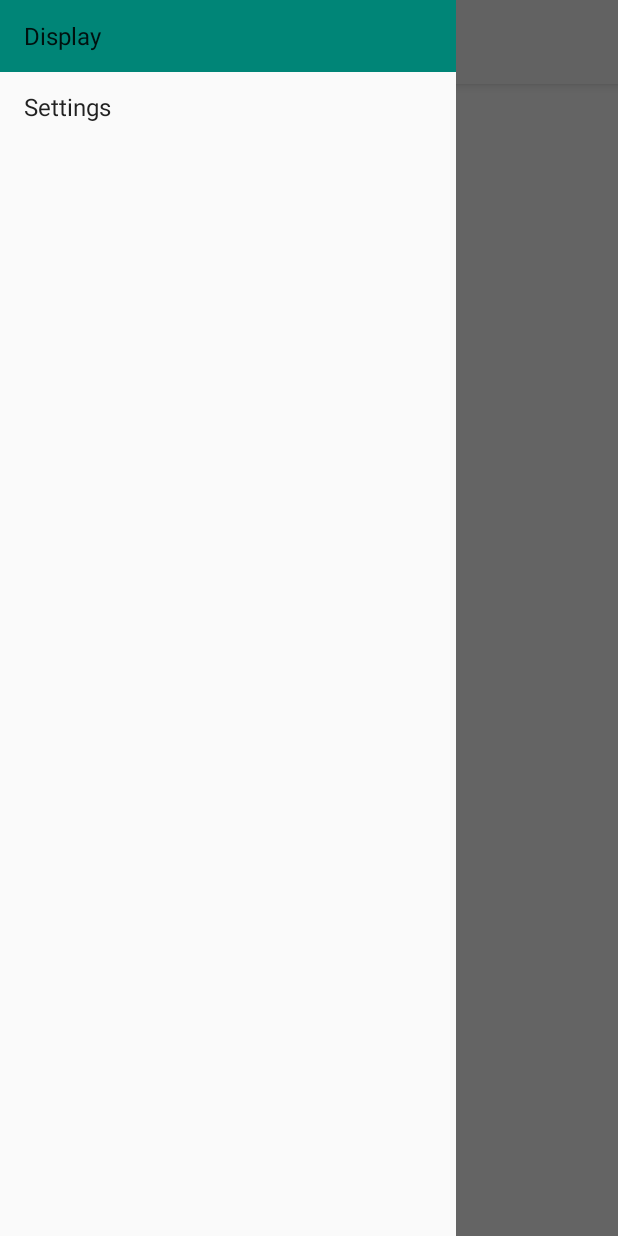
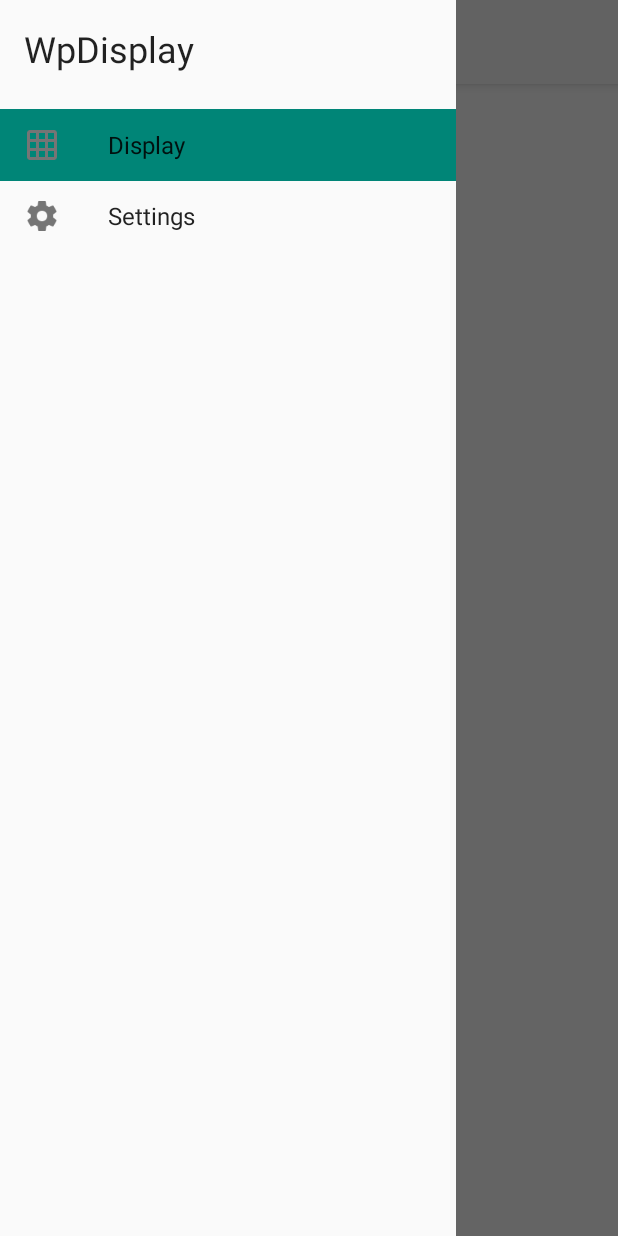
Before and after one commit to UweTrottmann/wp-display-android, an Android app: the screen it shows after launch (MainActivity), with the side drawer open, on a phone screen of 412 x 824 dp. Run offline under Robolectric (Android 15) with nearby library versions, the light colour scheme and no system bars; our stand-ins replace ButterKnife, Timber; libraries missing offline, so code that uses them is left out: de.greenrobot.event; 7 statements that could not run were skipped.

Commit message:
Use material design on nav drawer.

```diff
--- a/WpDisplayNative/app/src/main/java/com/uwetrottmann/wpdisplay/ui/NavigationDrawerFragment.java
+++ b/WpDisplayNative/app/src/main/java/com/uwetrottmann/wpdisplay/ui/NavigationDrawerFragment.java
@@ -1,6 +1,7 @@
 package com.uwetrottmann.wpdisplay.ui;
 
 import android.app.Activity;
+import android.content.Context;
 import android.content.SharedPreferences;
 import android.os.Bundle;
 import android.preference.PreferenceManager;
@@ -14,7 +15,9 @@ import android.view.View;
 import android.view.ViewGroup;
 import android.widget.AdapterView;
 import android.widget.ArrayAdapter;
+import android.widget.ImageView;
 import android.widget.ListView;
+import android.widget.TextView;
 import com.uwetrottmann.wpdisplay.R;
 
 /**
@@ -78,24 +81,58 @@ public class NavigationDrawerFragment extends Fragment {
     @Override
     public View onCreateView(LayoutInflater inflater, ViewGroup container,
             Bundle savedInstanceState) {
-        mDrawerListView = (ListView) inflater.inflate(
-                R.layout.fragment_navigation_drawer, container, false);
+        View v = inflater.inflate(R.layout.fragment_navigation_drawer, container, false);
+
+        mDrawerListView = (ListView) v.findViewById(R.id.listViewNavDrawer);
         mDrawerListView.setOnItemClickListener(new AdapterView.OnItemClickListener() {
             @Override
             public void onItemClick(AdapterView<?> parent, View view, int position, long id) {
                 selectItem(position);
             }
         });
-        mDrawerListView.setAdapter(new ArrayAdapter<>(
-                getActivity(),
-                android.R.layout.simple_list_item_activated_1,
-                android.R.id.text1,
-                new String[] {
-                        getString(R.string.title_display),
-                        getString(R.string.title_settings)
+        mDrawerListView.setAdapter(new NavDrawerAdapter(getActivity(),
+                new NavDrawerItem[] {
+                        new NavDrawerItem(R.drawable.ic_grid_on_grey600_24dp,
+                                R.string.title_display),
+                        new NavDrawerItem(R.drawable.ic_settings_grey600_24dp,
+                                R.string.title_settings)
                 }));
         mDrawerListView.setItemChecked(mCurrentSelectedPosition, true);
-        return mDrawerListView;
+
+        return v;
+    }
+
+    private static class NavDrawerItem {
+        public int iconResId;
+        public int titleResId;
+
+        public NavDrawerItem(int iconResId, int titleResId) {
+            this.iconResId = iconResId;
+            this.titleResId = titleResId;
+        }
+    }
+
+    private static class NavDrawerAdapter extends ArrayAdapter<NavDrawerItem> {
+
+        private final LayoutInflater inflater;
+
+        public NavDrawerAdapter(Context context, NavDrawerItem[] items) {
+            super(context, 0, items);
+            inflater = (LayoutInflater) context.getSystemService(Context.LAYOUT_INFLATER_SERVICE);
+        }
+
+        @Override
+        public View getView(int position, View convertView, ViewGroup parent) {
+            convertView = inflater.inflate(R.layout.item_nav_drawer, parent, false);
+            ImageView icon = (ImageView) convertView.findViewById(R.id.menu_icon);
+            TextView title = (TextView) convertView.findViewById(R.id.menu_title);
+
+            NavDrawerItem item = getItem(position);
+            icon.setImageResource(item.iconResId);
+            title.setText(getContext().getString(item.titleResId));
+
+            return convertView;
+        }
     }
 
     /**
--- a/WpDisplayNative/app/src/main/res/layout/fragment_navigation_drawer.xml
+++ b/WpDisplayNative/app/src/main/res/layout/fragment_navigation_drawer.xml
@@ -1,9 +1,30 @@
-<ListView xmlns:android="http://schemas.android.com/apk/res/android"
+<LinearLayout xmlns:android="http://schemas.android.com/apk/res/android"
     xmlns:tools="http://schemas.android.com/tools"
     android:layout_width="match_parent"
     android:layout_height="match_parent"
-    android:choiceMode="singleChoice"
-    android:divider="@android:color/transparent"
-    android:dividerHeight="0dp"
-    android:background="@color/background_material_light"
-    tools:context=".NavigationDrawerFragment" />
+    android:orientation="vertical"
+    android:background="@color/background_material_light">
+
+    <TextView
+        android:layout_width="match_parent"
+        android:layout_height="wrap_content"
+        android:paddingLeft="@dimen/keyline"
+        android:paddingRight="@dimen/keyline"
+        android:paddingTop="@dimen/padding_large"
+        android:paddingBottom="@dimen/padding_large"
+        android:clickable="true"
+        android:text="@string/app_name"
+        android:textAppearance="@style/TextAppearance.AppCompat.Headline" />
+
+    <ListView
+        android:id="@+id/listViewNavDrawer"
+        android:layout_width="match_parent"
+        android:layout_height="match_parent"
+        android:paddingTop="@dimen/padding_default"
+        android:paddingBottom="@dimen/padding_default"
+        android:choiceMode="singleChoice"
+        android:divider="@android:color/transparent"
+        android:dividerHeight="0dp"
+        tools:context=".NavigationDrawerFragment" />
+
+</LinearLayout>
--- /dev/null
+++ b/WpDisplayNative/app/src/main/res/layout/item_nav_drawer.xml
@@ -0,0 +1,30 @@
+<?xml version="1.0" encoding="utf-8"?>
+<RelativeLayout xmlns:android="http://schemas.android.com/apk/res/android"
+    xmlns:tools="http://schemas.android.com/tools"
+    android:layout_width="match_parent"
+    android:layout_height="48dp"
+    android:background="?android:attr/activatedBackgroundIndicator">
+
+    <ImageView
+        android:id="@+id/menu_icon"
+        android:layout_width="24dp"
+        android:layout_height="24dp"
+        android:layout_marginLeft="@dimen/keyline"
+        android:layout_marginRight="@dimen/padding_large"
+        android:layout_centerVertical="true"
+        tools:ignore="ContentDescription" />
+
+    <TextView
+        android:id="@+id/menu_title"
+        android:layout_width="match_parent"
+        android:layout_height="match_parent"
+        android:layout_marginLeft="@dimen/padding_large"
+        android:layout_toRightOf="@+id/menu_icon"
+        android:gravity="center_vertical"
+        android:paddingRight="@dimen/keyline"
+        android:singleLine="true"
+        android:ellipsize="end"
+        android:textAppearance="@style/TextAppearance.AppCompat.Menu"
+        tools:text="Display" />
+
+</RelativeLayout>
--- /dev/null
+++ b/WpDisplayNative/app/src/main/res/values-sw600dp/dimens.xml
@@ -0,0 +1,6 @@
+<?xml version="1.0" encoding="utf-8"?>
+<resources>
+
+    <dimen name="keyline">24dp</dimen>
+
+</resources>
--- a/WpDisplayNative/app/src/main/res/values/dimens.xml
+++ b/WpDisplayNative/app/src/main/res/values/dimens.xml
@@ -3,6 +3,8 @@
     <!-- Default screen margins, per the Android Design guidelines. -->
     <dimen name="activity_horizontal_margin">16dp</dimen>
     <dimen name="activity_vertical_margin">16dp</dimen>
+
+    <dimen name="keyline">16dp</dimen>
 
     <dimen name="padding_small">4dp</dimen>
     <dimen name="padding_default">8dp</dimen>
```
Also changed, not shown: WpDisplayNative/app/src/main/res/drawable-xhdpi/ic_grid_on_grey600_24dp.png (added), WpDisplayNative/app/src/main/res/drawable-xhdpi/ic_settings_grey600_24dp.png (added), WpDisplayNative/app/src/main/res/drawable-xxhdpi/ic_grid_on_grey600_24dp.png (added), WpDisplayNative/app/src/main/res/drawable-xxhdpi/ic_settings_grey600_24dp.png (added).
